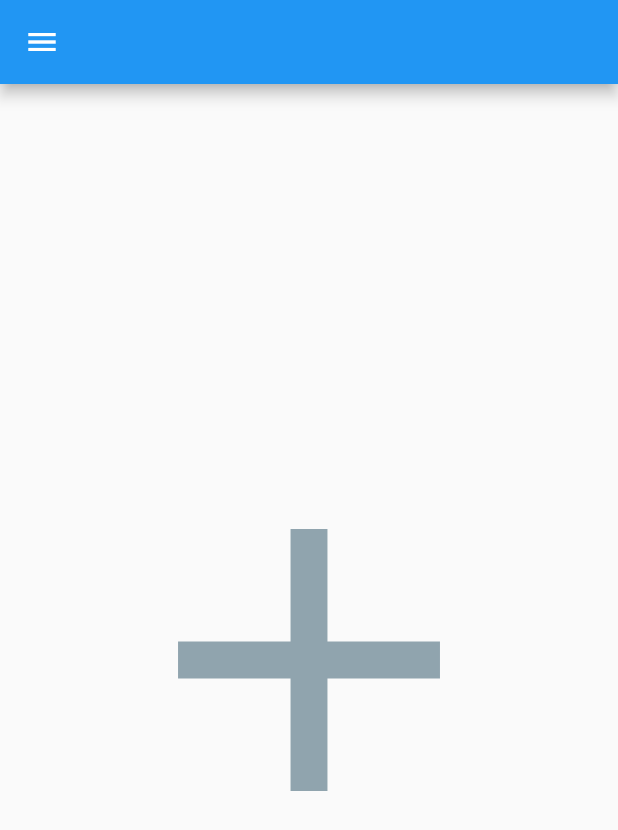
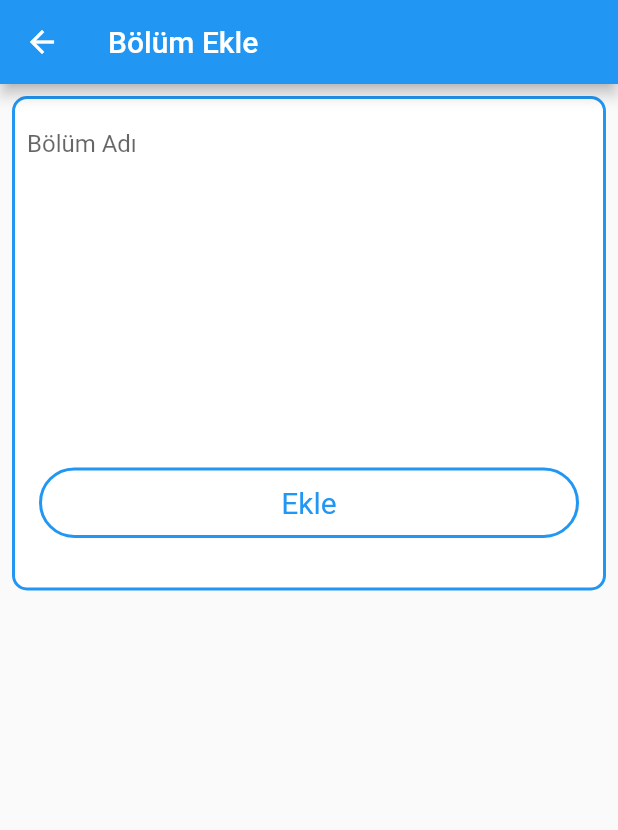
Before and after one commit to merve21c/DersProgrami, a Flutter app: the Bekle screen opened directly, on a phone screen of 412 x 824 dp. Shown: the top 830 px of the screen. Run offline on Flutter 3.47's test engine with Material 2 defaults, Android fonts, the phone set to English and light mode, and no system bars; our stand-ins replace cloud_firestore, firebase_auth, firebase_core, fluttertoast; accounts and stored records are empty.

Commit message:
Update Bekle.dart

```diff
--- a/lib/ekle_sil/Bekle.dart
+++ b/lib/ekle_sil/Bekle.dart
@@ -1,5 +1,6 @@
-import 'package:dersprogrami/b%C3%B6l%C3%BCmler.dart';
+import 'package:dersprogrami/servisler/Bekle_service.dart';
 import 'package:flutter/material.dart';
+import 'package:fluttertoast/fluttertoast.dart';
 
 class Bekle extends StatefulWidget {
   const Bekle({Key? key}) : super(key: key);
@@ -9,48 +10,94 @@ class Bekle extends StatefulWidget {
 }
 
 class _BekleState extends State<Bekle> {
+  final TextEditingController _bolumadiController = TextEditingController();
+   BekleService _bekleService = BekleService();
   @override
   Widget build(BuildContext context) {
+    var size = MediaQuery.of(context).size;
     return Scaffold(
-        appBar: AppBar(),
-
-        body: Center(
-          child: Icon(
-              Icons.add,
-              color: Colors.blueGrey.shade300,
-              size: 300
-          ),
-        ),
-        drawer: Drawer(
-          child: ListView(
-            padding: EdgeInsets.zero,
-            children: <Widget>[
-              DrawerHeader(
-                child: Align(
-                  child: Column(
-                    mainAxisAlignment: MainAxisAlignment.center,
-                    children: <Widget>[
+      appBar: AppBar(
+        title: Text("Bölüm Ekle"),
+      ),
+      body: Column(
+        mainAxisAlignment: MainAxisAlignment.spaceBetween,
+        children: [
+          Padding(padding: const EdgeInsets.all(8.0),
+            child: Container(
+              height: size.height * .4,
+              decoration: BoxDecoration(
+                  color: Colors.white,
+                  border: Border.all(color: Colors.blue, width: 2),
+                  borderRadius: BorderRadius.all(Radius.circular(10))),
+              child: Padding(
+                padding: const EdgeInsets.all(8.0),
+                child: Column(
+                  mainAxisAlignment: MainAxisAlignment.spaceBetween,
+                  children: [
+                    TextField(
+                        controller: _bolumadiController,
+                        maxLines: 2,
+                        decoration: InputDecoration(
+                          hintText: "Bölüm Adı",
+                          enabledBorder: UnderlineInputBorder(
+                            borderSide: BorderSide(color: Colors.white),
+                          ),
+                          focusedBorder: UnderlineInputBorder(
+                            borderSide: BorderSide(color: Colors.white),
+                          ),
+                          border: UnderlineInputBorder(
+                            borderSide: BorderSide(color: Colors.white),
+                          ),
+                        )),
+                    Padding(
+                      padding: const EdgeInsets.only(left: 8.0, right: 8, bottom: 25),
+                      child: InkWell(
+                        onTap: () {
+                          _bekleService
+                              .addBekle(_bolumadiController.text , '')
+                              .then((value) {
+                           Fluttertoast.showToast(
+                                msg: "Bölüm eklendi!",
+                                timeInSecForIosWeb: 5,
+                                toastLength: Toast.LENGTH_SHORT,
+                                gravity: ToastGravity.BOTTOM,
+                                backgroundColor: Colors.grey[600],
+                                textColor: Colors.white,
+                                fontSize: 14);
+                            Navigator.pop(context);
+                          });
+                        },
+                        child: Container(
+                          padding: EdgeInsets.symmetric(vertical: 5),
+                          decoration: BoxDecoration(
+                              border: Border.all(color: Colors.blue, width: 2),
+                              //color: colorPrimaryShade,
+                              borderRadius: BorderRadius.all(Radius.circular(30))),
+                          child: Padding(
+                            padding: const EdgeInsets.all(5.0),
+                            child: Center(
+                                child: Text(
+                                  "Ekle",
+                                  style: TextStyle(
+                                    color: Colors.blue,
+                                    fontSize: 20,
+                                  ),
+                                )),
+                          ),
+                        ),
+                      ),
+                    ),
+                  ],
 
 
-                      Text(
-                        "BÖLÜMLER",
-                        style: TextStyle(color: Colors.black, fontSize: 25.0),
-                      ),
-                    ],
-                  ),
+
+
                 ),
               ),
-              ListTile(
-                leading: Icon(Icons.keyboard_return),
-                title: Text('Geri dön'),
-                onTap: () {
-                  Navigator.push(context,MaterialPageRoute(builder: (context)=> bolumler()));
-                },
-              ),
-            ],
+            ),
           ),
-        )
+        ],
+      ),
     );
-
   }
 }
```
